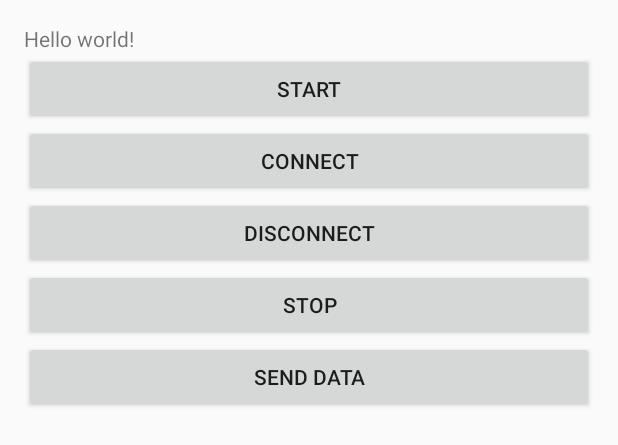
After one commit to ngocmanh92/LoginScreen, an Android app: the layout activity_service.xml on its own in the app's theme, with its tools: preview values and no code run, on a phone screen of 412 x 824 dp. The commit adds this screen. Shown: the top 445 px of the screen. Run offline under Robolectric (Android 15) with nearby library versions, the phone set to English and light mode, and no system bars.

Commit message:
Service, BroadcastReceiver

```diff
--- a/app/build.gradle
+++ b/app/build.gradle
@@ -5,7 +5,7 @@ android {
     buildToolsVersion "22.0.1"
 
     defaultConfig {
-        applicationId "com.example.myapplication"
+        applicationId "com.example.myapplication1"
         minSdkVersion 15
         targetSdkVersion 21
         versionCode 1
@@ -17,6 +17,8 @@ android {
             proguardFiles getDefaultProguardFile('proguard-android.txt'), 'proguard-rules.pro'
         }
     }
+
+
 }
 
 dependencies {
--- /dev/null
+++ b/app/src/main/res/layout/activity_service.xml
@@ -0,0 +1,46 @@
+<LinearLayout xmlns:android="http://schemas.android.com/apk/res/android"
+    xmlns:tools="http://schemas.android.com/tools"
+    android:layout_width="match_parent"
+    android:layout_height="match_parent"
+    android:orientation="vertical"
+    android:paddingBottom="@dimen/activity_vertical_margin"
+    android:paddingLeft="@dimen/activity_horizontal_margin"
+    android:paddingRight="@dimen/activity_horizontal_margin"
+    android:paddingTop="@dimen/activity_vertical_margin"
+    tools:context="com.example.myapplication.ServiceActivity">
+
+    <TextView
+        android:id="@+id/textview"
+        android:layout_width="wrap_content"
+        android:layout_height="wrap_content"
+        android:text="@string/hello_world" />
+
+    <Button
+        android:text="Start"
+        android:id="@+id/button_start"
+        android:layout_width="match_parent"
+        android:layout_height="wrap_content" />
+
+    <Button
+        android:text="Connect"
+        android:id="@+id/button_connect"
+        android:layout_width="match_parent"
+        android:layout_height="wrap_content" />
+
+    <Button
+        android:text="Disconnect"
+        android:id="@+id/button_disconnect"
+        android:layout_width="match_parent"
+        android:layout_height="wrap_content" />
+
+    <Button
+        android:text="Stop"
+        android:id="@+id/button_stop"
+        android:layout_width="match_parent"
+        android:layout_height="wrap_content" />
+    <Button
+        android:text="Send data"
+        android:id="@+id/button_send_data"
+        android:layout_width="match_parent"
+        android:layout_height="wrap_content" />
+</LinearLayout>
--- a/app/src/main/res/values/strings.xml
+++ b/app/src/main/res/values/strings.xml
@@ -25,4 +25,5 @@
     <string name="title_activity_handler">HandlerActivity</string>
     <string name="title_activity_filterable_list">FilterableListActivity</string>
     <string name="title_activity_view_pager">ViewPagerActivity</string>
+    <string name="title_activity_service">ServiceActivity</string>
 </resources>
```
Also changed, not shown: app/src/main/AndroidManifest.xml (+68 -75 lines), app/src/main/java/com/example/myapplication/ServiceActivity.java (added, +97 -0 lines), app/src/main/java/com/example/myapplication/services/MyActionReceiver.java (added, +18 -0 lines), app/src/main/java/com/example/myapplication/services/MyFirstService.java (added, +64 -0 lines), app/src/main/res/menu/menu_.xml (added, +7 -0 lines).
